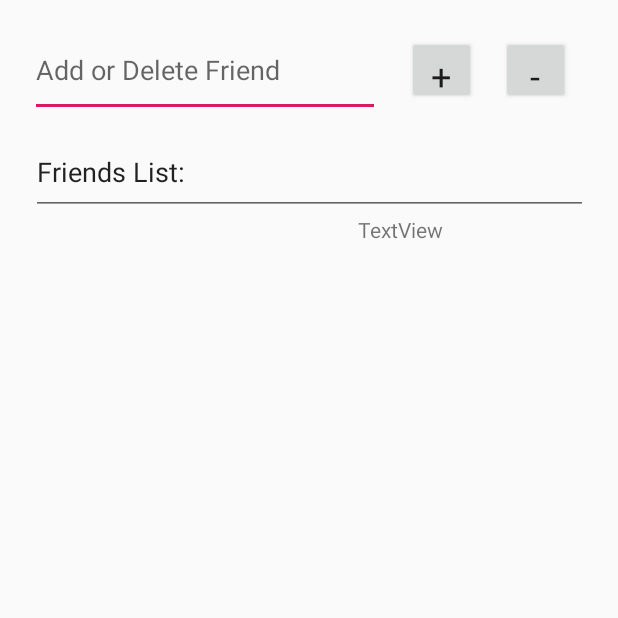
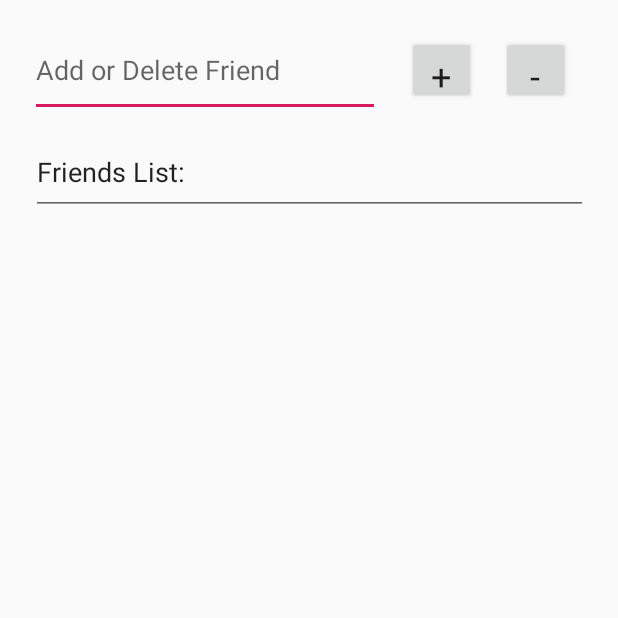
Before and after one commit to MeHoyMinoy/DoodleMeV1, an Android app: the FriendsList screen opened directly, with no data from a screen before it, on a phone screen of 412 x 824 dp, the top half of it. Run offline under Robolectric (Android 15) with nearby library versions, the phone set to English and light mode, and no system bars; network calls fail; 4 statements that could not run were skipped.

Commit message:
MORE Stuff YAY

```diff
--- a/app/src/main/java/com/example/apio9009/doodlemev1/FriendsList.java
+++ b/app/src/main/java/com/example/apio9009/doodlemev1/FriendsList.java
@@ -98,7 +98,7 @@ public class FriendsList extends AppCompatActivity {
         @Override
         protected void onPostExecute(String result) {
             if(serverResult==1){
-                message.setText("That user does not exist. Pleas try again.");
+                message.setText("Friend Added!");
                 if(!aFriend.isEmpty()) {
                     if(!gList.contains(aFriend)){
                         fList.append(aFriend + "\n");
@@ -107,7 +107,7 @@ public class FriendsList extends AppCompatActivity {
             }else if(serverResult == 2){
                 message.setText("That user does not exist. Pleas try again.");
             }else if(serverResult == 3){
-                message.setText("That user is already part of your friends list. Pleas try again.");
+                message.setText("That user is already part of your friends list. Please try again.");
             }else if(serverResult == -1){
                 message.setText("Fatal Error. Pleas try again.");
             }
--- a/app/src/main/res/layout/activity_friends_list.xml
+++ b/app/src/main/res/layout/activity_friends_list.xml
@@ -86,11 +86,10 @@
         android:id="@+id/message"
         android:layout_width="wrap_content"
         android:layout_height="wrap_content"
-        android:layout_marginStart="237dp"
-        android:layout_marginLeft="237dp"
-        android:layout_marginEnd="115dp"
-        android:layout_marginRight="115dp"
-        android:text="TextView"
+        android:layout_marginStart="176dp"
+        android:layout_marginLeft="176dp"
+        android:layout_marginEnd="176dp"
+        android:layout_marginRight="176dp"
         app:layout_constraintBottom_toTopOf="@+id/groupList"
         app:layout_constraintEnd_toEndOf="parent"
         app:layout_constraintStart_toStartOf="parent"
```
